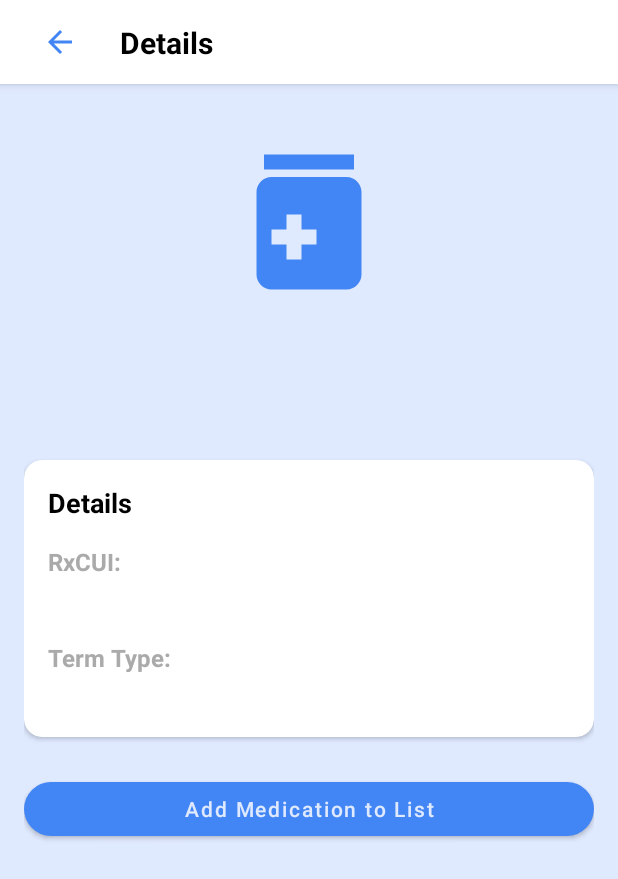
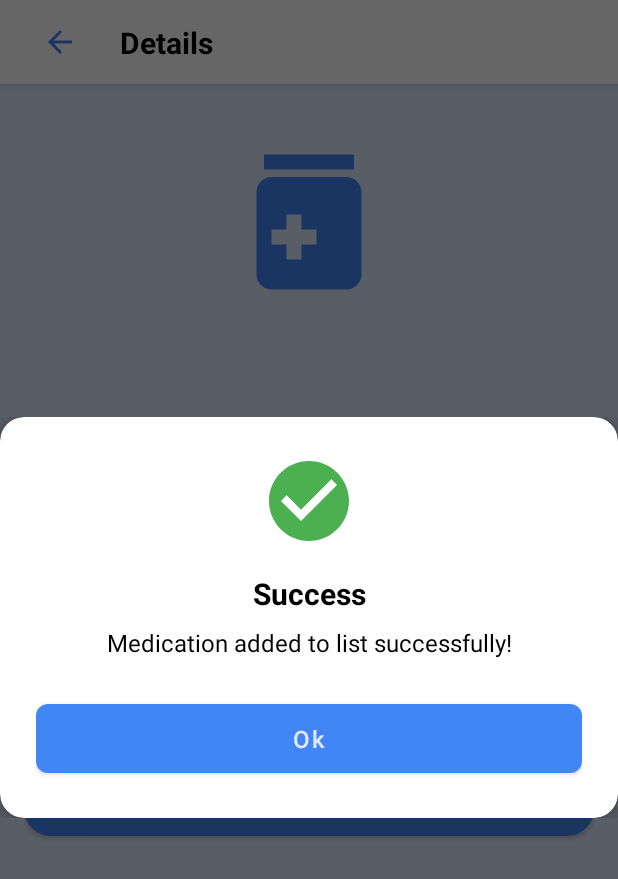
Before and after one commit to toufiqism/Drug-Search-and-Tracker, an Android app: the fragment MedicationDetailsFragment placed in its activity, after a tap on "Add Medication to List", on a phone screen of 412 x 824 dp. Shown: the top 879 px of the screen. Run offline under Robolectric (Android 15) with nearby library versions, the phone set to English and light mode, and no system bars; our stand-ins replace Dagger/Hilt's generated code, Firebase (no records; nobody signed in at launch, a user with empty details on screens opened directly), Room's generated code.

Commit message:
Implemented success dialog for adding medication to list and updated strings.xml

```diff
--- a/Drug-Search-and-Tracker/app/src/main/java/com/example/drugsearchandtracker/ui/details/MedicationDetailsFragment.kt
+++ b/Drug-Search-and-Tracker/app/src/main/java/com/example/drugsearchandtracker/ui/details/MedicationDetailsFragment.kt
@@ -13,7 +13,9 @@ import androidx.navigation.fragment.findNavController
 import com.example.drugsearchandtracker.data.local.entity.MedicationEntity
 import com.example.drugsearchandtracker.presentation.details.DetailsUiState
 import com.example.drugsearchandtracker.presentation.details.MedicationDetailsViewModel
+import com.example.drugsearchandtracker.ui.common.AuthResultDialog
 import com.google.android.material.dialog.MaterialAlertDialogBuilder
+import com.tofiq.drugsearchandtracker.R
 import com.tofiq.drugsearchandtracker.databinding.FragmentMedicationDetailsBinding
 import dagger.hilt.android.AndroidEntryPoint
 import kotlinx.coroutines.launch
@@ -63,14 +65,23 @@ class MedicationDetailsFragment : Fragment() {
                 binding.addToListButton.isEnabled = false
                 binding.addToListButton.text = "Adding..."
             }
+
             is DetailsUiState.Success -> {
-                findNavController().popBackStack()
+                AuthResultDialog(requireContext()).showSuccess(
+                    title = getString(R.string.lbl_success),
+                    message = getString(R.string.msg_medication_added_to_list_successfully),
+                    buttonText = getString(R.string.lbl_ok)
+                ) {
+                    findNavController().popBackStack()
+                }
             }
+
             is DetailsUiState.Error -> {
                 binding.addToListButton.isEnabled = true
                 binding.addToListButton.text = "Add Medication to List"
                 showErrorDialog(state.message)
             }
+
             else -> {
                 binding.addToListButton.isEnabled = true
                 binding.addToListButton.text = "Add Medication to List"
--- a/Drug-Search-and-Tracker/app/src/main/res/values/strings.xml
+++ b/Drug-Search-and-Tracker/app/src/main/res/values/strings.xml
@@ -8,4 +8,6 @@
     <string name="lbl_welcome_back">Welcome Back!</string>
     <string name="msg_you_have_successfully_logged_in">You have successfully logged in.</string>
     <string name="lbl_ok">Ok</string>
+    <string name="msg_medication_added_to_list_successfully">Medication added to list successfully!</string>
+    <string name="lbl_success">Success</string>
 </resources>
```
